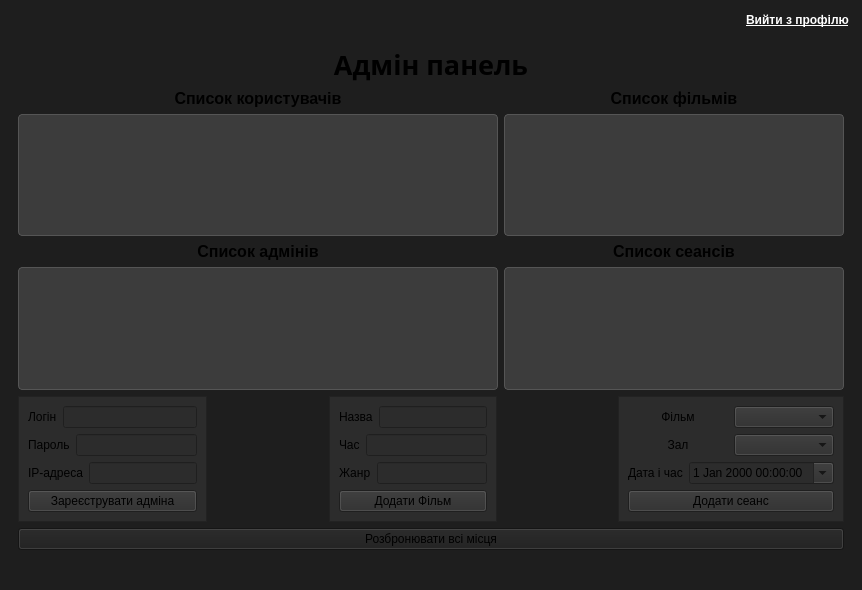
The window that mainwindow.ui (Woratt/Cinema) describes before a commit, drawn with Qt 5.
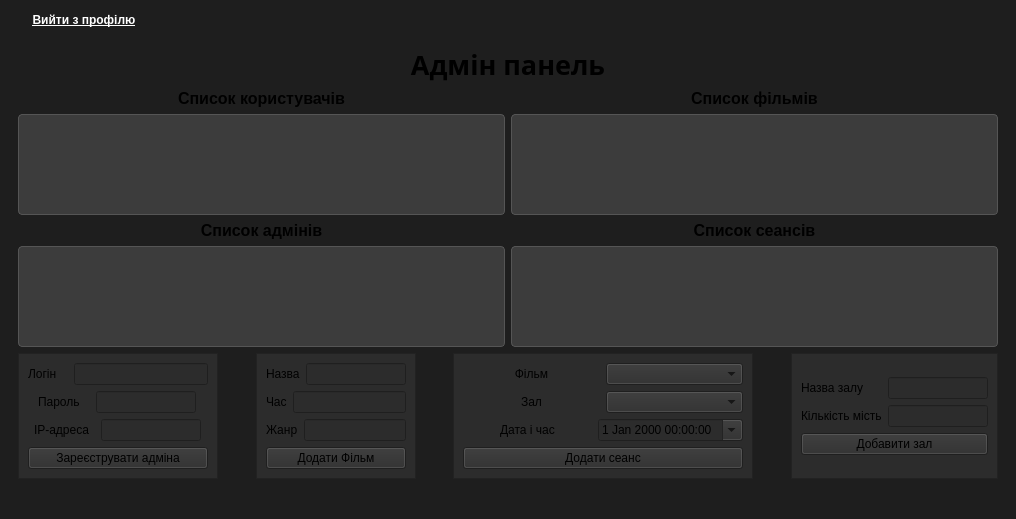
The same window after the commit.

Commit message: improved logic in the admin window

```diff
--- a/mainwindow.ui
+++ b/mainwindow.ui
@@ -6,8 +6,8 @@
    <rect>
     <x>0</x>
     <y>0</y>
-    <width>862</width>
-    <height>590</height>
+    <width>1016</width>
+    <height>519</height>
    </rect>
   </property>
   <property name="sizePolicy">
@@ -26,8 +26,8 @@
    <string notr="true">background-color: #1E1E1E;</string>
   </property>
   <widget class="QWidget" name="centralwidget">
-   <layout class="QGridLayout" name="gridLayout_6">
-    <item row="0" column="0" alignment="Qt::AlignmentFlag::AlignRight">
+   <layout class="QGridLayout" name="gridLayout_11">
+    <item row="0" column="0">
      <widget class="QPushButton" name="logoutButton">
       <property name="maximumSize">
        <size>
@@ -53,7 +53,7 @@
       </property>
      </widget>
     </item>
-    <item row="1" column="0" rowspan="2">
+    <item row="1" column="0">
      <widget class="QStackedWidget" name="stackedWidget">
       <property name="autoFillBackground">
        <bool>false</bool>
@@ -2216,9 +2216,7 @@
       <widget class="QWidget" name="page_6">
        <layout class="QGridLayout" name="gridLayout_10">
         <item row="0" column="0">
-         <layout class="QVBoxLayout" name="verticalLayout_29">
-          <item>
-           <layout class="QVBoxLayout" name="verticalLayout_27">
+         <layout class="QVBoxLayout" name="verticalLayout_34">
             <item>
              <widget class="QLabel" name="headerTitle">
               <property name="font">
@@ -2237,6 +2235,8 @@
              </widget>
             </item>
             <item>
+           <layout class="QVBoxLayout" name="verticalLayout_33">
+            <item>
              <layout class="QHBoxLayout" name="horizontalLayout_14">
               <item>
                <layout class="QVBoxLayout" name="verticalLayout_26">
@@ -2330,6 +2330,12 @@
                   </item>
                   <item>
                    <widget class="QTableWidget" name="adminsTableWidget">
+                    <property name="minimumSize">
+                     <size>
+                      <width>480</width>
+                      <height>0</height>
+                     </size>
+                    </property>
                     <property name="styleSheet">
                      <string notr="true">QTableWidget {
     background-color: #3c3c3c;
@@ -2361,6 +2367,8 @@
                 </item>
                </layout>
               </item>
+              <item>
+               <layout class="QVBoxLayout" name="verticalLayout_32">
               <item>
                <layout class="QVBoxLayout" name="verticalLayout_8">
                 <item>
@@ -2381,6 +2389,12 @@
                 </item>
                 <item>
                  <widget class="QTableWidget" name="adminMoviesTable">
+                    <property name="minimumSize">
+                     <size>
+                      <width>480</width>
+                      <height>0</height>
+                     </size>
+                    </property>
                   <property name="styleSheet">
                    <string notr="true">QTableWidget {
     background-color: #3c3c3c;
@@ -2414,6 +2428,10 @@
                   </property>
                  </widget>
                 </item>
+                 </layout>
+                </item>
+                <item>
+                 <layout class="QVBoxLayout" name="verticalLayout_27">
                 <item>
                  <widget class="QLabel" name="sectionTitle_4">
                   <property name="font">
@@ -2431,7 +2449,13 @@
                  </widget>
                 </item>
                 <item>
-                 <widget class="QTableWidget" name="tableWidget_2">
+                   <widget class="QTableWidget" name="adminSessionsTable">
+                    <property name="minimumSize">
+                     <size>
+                      <width>480</width>
+                      <height>0</height>
+                     </size>
+                    </property>
                   <property name="styleSheet">
                    <string notr="true">QTableWidget {
     background-color: #3c3c3c;
@@ -2457,6 +2481,9 @@
     background-color: #4a4a4a;
 }</string>
                   </property>
+                    <property name="verticalScrollBarPolicy">
+                     <enum>Qt::ScrollBarPolicy::ScrollBarAlwaysOff</enum>
+                    </property>
                  </widget>
                 </item>
                </layout>
@@ -2469,6 +2496,12 @@
            <layout class="QHBoxLayout" name="horizontalLayout_24">
             <item>
              <widget class="QFrame" name="frame_6">
+                <property name="minimumSize">
+                 <size>
+                  <width>200</width>
+                  <height>0</height>
+                 </size>
+                </property>
               <property name="styleSheet">
                <string notr="true">background-color: #2C2C2C;</string>
               </property>
@@ -2485,13 +2518,44 @@
                   <layout class="QHBoxLayout" name="horizontalLayout_21">
                    <item>
                     <widget class="QLabel" name="label_25">
+                       <property name="sizePolicy">
+                        <sizepolicy hsizetype="Fixed" vsizetype="Fixed">
+                         <horstretch>0</horstretch>
+                         <verstretch>0</verstretch>
+                        </sizepolicy>
+                       </property>
+                       <property name="minimumSize">
+                        <size>
+                         <width>40</width>
+                         <height>0</height>
+                        </size>
+                       </property>
                      <property name="text">
                       <string>Логін</string>
                      </property>
                     </widget>
                    </item>
                    <item>
-                    <widget class="QLineEdit" name="adminLoginRegisterEdit"/>
+                      <widget class="QLineEdit" name="adminLoginRegisterEdit">
+                       <property name="sizePolicy">
+                        <sizepolicy hsizetype="Fixed" vsizetype="Fixed">
+                         <horstretch>0</horstretch>
+                         <verstretch>0</verstretch>
+                        </sizepolicy>
+                       </property>
+                       <property name="minimumSize">
+                        <size>
+                         <width>80</width>
+                         <height>0</height>
+                        </size>
+                       </property>
+                       <property name="maximumSize">
+                        <size>
+                         <width>150</width>
+                         <height>16777215</height>
+                        </size>
+                       </property>
+                      </widget>
                    </item>
                   </layout>
                  </item>
@@ -2499,13 +2563,44 @@
                   <layout class="QHBoxLayout" name="horizontalLayout_22">
                    <item>
                     <widget class="QLabel" name="label_26">
+                       <property name="sizePolicy">
+                        <sizepolicy hsizetype="Fixed" vsizetype="Preferred">
+                         <horstretch>0</horstretch>
+                         <verstretch>0</verstretch>
+                        </sizepolicy>
+                       </property>
+                       <property name="minimumSize">
+                        <size>
+                         <width>40</width>
+                         <height>0</height>
+                        </size>
+                       </property>
                      <property name="text">
                       <string>Пароль</string>
                      </property>
                     </widget>
                    </item>
                    <item>
-                    <widget class="QLineEdit" name="adminPasswordRegisterEdit"/>
+                      <widget class="QLineEdit" name="adminPasswordRegisterEdit">
+                       <property name="sizePolicy">
+                        <sizepolicy hsizetype="Fixed" vsizetype="Fixed">
+                         <horstretch>0</horstretch>
+                         <verstretch>0</verstretch>
+                        </sizepolicy>
+                       </property>
+                       <property name="minimumSize">
+                        <size>
+                         <width>50</width>
+                         <height>0</height>
+                        </size>
+                       </property>
+                       <property name="maximumSize">
+                        <size>
+                         <width>100</width>
+                         <height>16777215</height>
+                        </size>
+                       </property>
+                      </widget>
                    </item>
                   </layout>
                  </item>
@@ -2513,13 +2608,44 @@
                   <layout class="QHBoxLayout" name="horizontalLayout_23">
                    <item>
                     <widget class="QLabel" name="label_24">
+                       <property name="sizePolicy">
+                        <sizepolicy hsizetype="Fixed" vsizetype="Preferred">
+                         <horstretch>0</horstretch>
+                         <verstretch>0</verstretch>
+                        </sizepolicy>
+                       </property>
+                       <property name="minimumSize">
+                        <size>
+                         <width>40</width>
+                         <height>0</height>
+                        </size>
+                       </property>
                      <property name="text">
                       <string>IP-адреса</string>
                      </property>
                     </widget>
                    </item>
                    <item>
-                    <widget class="QLineEdit" name="adminIpRegisterEdit"/>
+                      <widget class="QLineEdit" name="adminIpRegisterEdit">
+                       <property name="sizePolicy">
+                        <sizepolicy hsizetype="Fixed" vsizetype="Fixed">
+                         <horstretch>0</horstretch>
+                         <verstretch>0</verstretch>
+                        </sizepolicy>
+                       </property>
+                       <property name="minimumSize">
+                        <size>
+                         <width>50</width>
+                         <height>0</height>
+                        </size>
+                       </property>
+                       <property name="maximumSize">
+                        <size>
+                         <width>100</width>
+                         <height>16777215</height>
+                        </size>
+                       </property>
+                      </widget>
                    </item>
                   </layout>
                  </item>
@@ -2536,7 +2662,7 @@
              </widget>
             </item>
             <item>
-             <spacer name="horizontalSpacer_23">
+               <spacer name="horizontalSpacer_24">
               <property name="orientation">
                <enum>Qt::Orientation::Horizontal</enum>
               </property>
@@ -2617,7 +2743,7 @@
              </widget>
             </item>
             <item>
-             <spacer name="horizontalSpacer_24">
+               <spacer name="horizontalSpacer_23">
               <property name="orientation">
                <enum>Qt::Orientation::Horizontal</enum>
               </property>
@@ -2631,6 +2757,18 @@
             </item>
             <item>
              <widget class="QFrame" name="frame_8">
+                <property name="minimumSize">
+                 <size>
+                  <width>300</width>
+                  <height>0</height>
+                 </size>
+                </property>
+                <property name="maximumSize">
+                 <size>
+                  <width>16777215</width>
+                  <height>16777215</height>
+                 </size>
+                </property>
               <property name="styleSheet">
                <string notr="true">background-color: #2C2C2C;</string>
               </property>
@@ -2641,7 +2779,7 @@
                <enum>QFrame::Shadow::Raised</enum>
               </property>
               <layout class="QGridLayout" name="gridLayout_9">
-               <item row="0" column="0">
+                 <item row="0" column="1">
                 <layout class="QVBoxLayout" name="verticalLayout_10">
                  <item>
                   <layout class="QHBoxLayout" name="horizontalLayout_15">
@@ -2710,16 +2848,82 @@
               </layout>
              </widget>
             </item>
-           </layout>
-          </item>
-         </layout>
-        </item>
-        <item row="1" column="0">
-         <widget class="QPushButton" name="pushButton_3">
+              <item>
+               <spacer name="horizontalSpacer_25">
+                <property name="orientation">
+                 <enum>Qt::Orientation::Horizontal</enum>
+                </property>
+                <property name="sizeHint" stdset="0">
+                 <size>
+                  <width>40</width>
+                  <height>20</height>
+                 </size>
+                </property>
+               </spacer>
+              </item>
+              <item>
+               <widget class="QFrame" name="frame_11">
+                <property name="styleSheet">
+                 <string notr="true">background-color: #2C2C2C;</string>
+                </property>
+                <property name="frameShape">
+                 <enum>QFrame::Shape::StyledPanel</enum>
+                </property>
+                <property name="frameShadow">
+                 <enum>QFrame::Shadow::Raised</enum>
+                </property>
+                <layout class="QGridLayout" name="gridLayout_6">
+                 <item row="0" column="0">
+                  <layout class="QVBoxLayout" name="verticalLayout_31">
+                   <item>
+                    <layout class="QHBoxLayout" name="horizontalLayout_25">
+                     <item>
+                      <layout class="QVBoxLayout" name="verticalLayout_30">
+                       <item>
+                        <widget class="QLabel" name="label_14">
+                         <property name="text">
+                          <string>Назва залу</string>
+                         </property>
+                        </widget>
+                       </item>
+                       <item>
+                        <widget class="QLabel" name="label_21">
+                         <property name="text">
+                          <string>Кількість мість</string>
+                         </property>
+                        </widget>
+                       </item>
+                      </layout>
+                     </item>
+                     <item>
+                      <layout class="QVBoxLayout" name="verticalLayout_29">
+                       <item>
+                        <widget class="QLineEdit" name="hallNameEdit"/>
+                       </item>
+                       <item>
+                        <widget class="QLineEdit" name="hallSeatsEdit"/>
+                       </item>
+                      </layout>
+                     </item>
+                    </layout>
+                   </item>
+                   <item>
+                    <widget class="QPushButton" name="addHallButton">
           <property name="text">
-           <string>Розбронювати всі місця</string>
-          </property>
-         </widget>
+                      <string>Добавити зал</string>
+                     </property>
+                    </widget>
+                   </item>
+                  </layout>
+                 </item>
+                </layout>
+               </widget>
+              </item>
+             </layout>
+            </item>
+           </layout>
+          </item>
+         </layout>
         </item>
        </layout>
       </widget>
```
Left out of the diff: 4 changed lines with no effect on the pictures. Lines whose indentation alone changed are shown as unchanged. The commit also changes 1242 other files.
